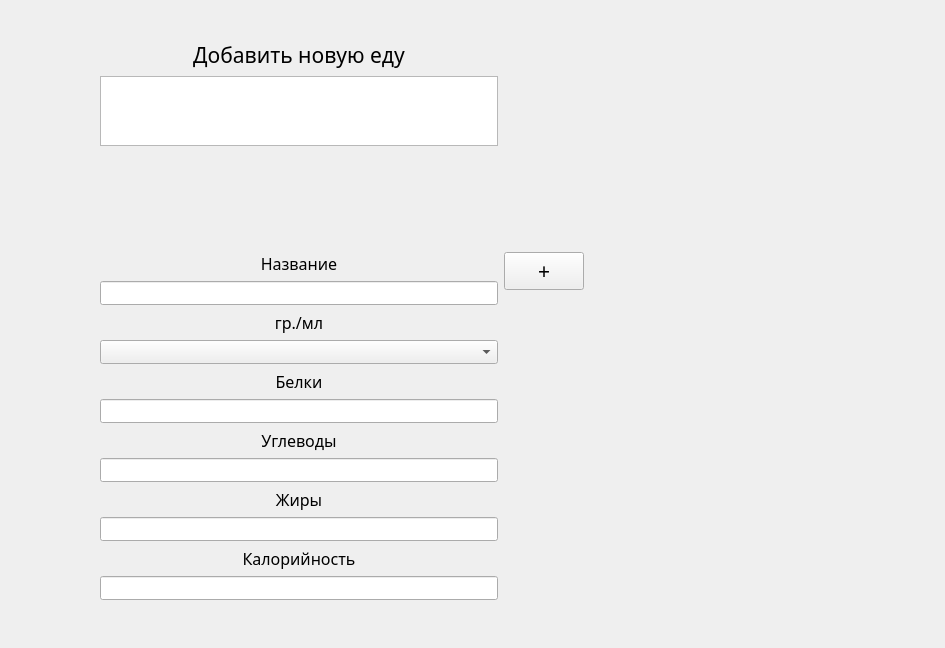
Qt form Add_item.ui (TheLastie/FitnessTracker) before a commit.
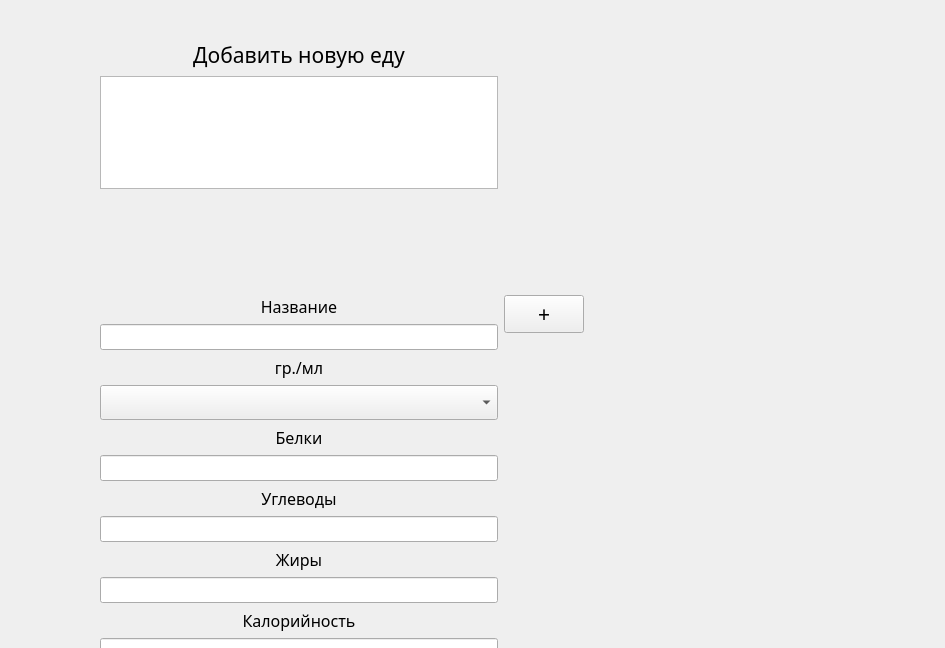
The same form after that commit. The open tabs and pages were chosen to show the change.

Diff of the .ui file:
```diff
--- a/Add_item.ui
+++ b/Add_item.ui
@@ -284,7 +284,7 @@
        <x>40</x>
        <y>40</y>
        <width>801</width>
-       <height>561</height>
+       <height>624</height>
       </rect>
      </property>
      <layout class="QGridLayout" name="gridLayout">
```
